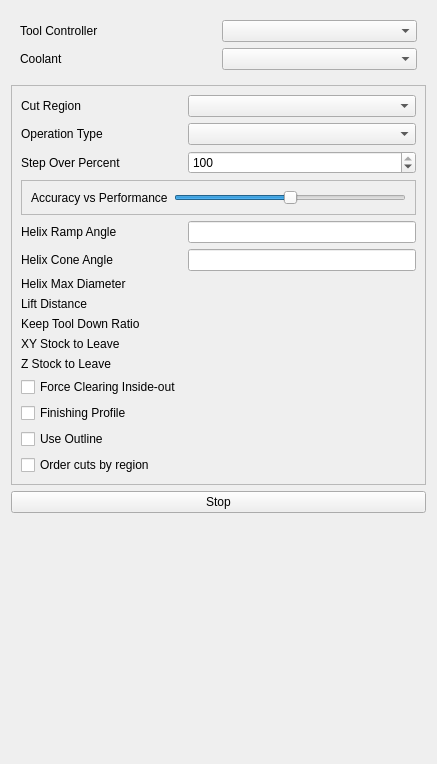
First picture: the form in src/Mod/CAM/Gui/Resources/panels/PageOpAdaptiveEdit.ui, repository southseact-3d/fcd, before the edit.
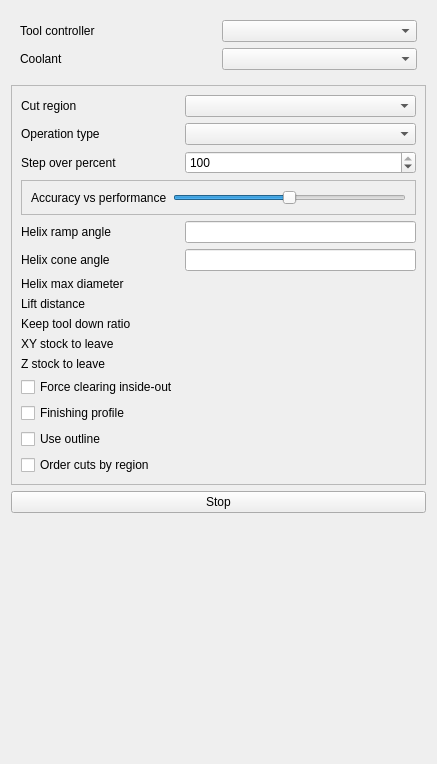
Second picture: the form after the edit. Custom widgets are drawn as their Qt base class.

Patch:
```diff
--- a/src/Mod/CAM/Gui/Resources/panels/PageOpAdaptiveEdit.ui
+++ b/src/Mod/CAM/Gui/Resources/panels/PageOpAdaptiveEdit.ui
@@ -20,7 +20,7 @@
       <item row="0" column="0">
        <widget class="QLabel" name="label_5">
         <property name="text">
-         <string>Tool Controller</string>
+         <string>Tool controller</string>
         </property>
        </widget>
       </item>
@@ -61,7 +61,7 @@
          <item>
           <widget class="QLabel" name="threadFitLabel">
            <property name="text">
-            <string>Accuracy vs Performance</string>
+            <string>Accuracy vs performance</string>
            </property>
           </widget>
          </item>
@@ -98,7 +98,7 @@
       <item row="23" column="0">
        <widget class="QCheckBox" name="ForceInsideOut">
         <property name="text">
-         <string>Force Clearing Inside-out</string>
+         <string>Force clearing inside-out</string>
         </property>
        </widget>
       </item>
@@ -119,7 +119,7 @@
       <item row="24" column="0">
        <widget class="QCheckBox" name="FinishingProfile">
         <property name="text">
-         <string>Finishing Profile</string>
+         <string>Finishing profile</string>
         </property>
        </widget>
       </item>
@@ -136,7 +136,7 @@
       <item row="20" column="0">
        <widget class="QLabel" name="label_12">
         <property name="text">
-         <string>XY Stock to Leave</string>
+         <string>XY stock to leave</string>
         </property>
        </widget>
       </item>
@@ -162,7 +162,7 @@
       <item row="4" column="0">
        <widget class="QLabel" name="label_4">
         <property name="text">
-         <string>Step Over Percent</string>
+         <string>Step over percent</string>
         </property>
        </widget>
       </item>
@@ -179,21 +179,21 @@
       <item row="10" column="0">
        <widget class="QLabel" name="label_7">
         <property name="text">
-         <string>Helix Ramp Angle</string>
+         <string>Helix ramp angle</string>
         </property>
        </widget>
       </item>
       <item row="25" column="0">
        <widget class="QCheckBox" name="useOutline">
         <property name="text">
-         <string>Use Outline</string>
+         <string>Use outline</string>
         </property>
        </widget>
       </item>
       <item row="2" column="0">
        <widget class="QLabel" name="label_2">
         <property name="text">
-         <string>Operation Type</string>
+         <string>Operation type</string>
         </property>
        </widget>
       </item>
@@ -210,7 +210,7 @@
       <item row="18" column="0">
        <widget class="QLabel" name="label_11">
         <property name="text">
-         <string>Keep Tool Down Ratio</string>
+         <string>Keep tool down ratio</string>
         </property>
        </widget>
       </item>
@@ -227,7 +227,7 @@
       <item row="12" column="0">
        <widget class="QLabel" name="label_8">
         <property name="text">
-         <string>Helix Cone Angle</string>
+         <string>Helix cone angle</string>
         </property>
        </widget>
       </item>
@@ -244,14 +244,14 @@
       <item row="16" column="0">
        <widget class="QLabel" name="label_10">
         <property name="text">
-         <string>Lift Distance</string>
+         <string>Lift distance</string>
         </property>
        </widget>
       </item>
       <item row="0" column="0">
        <widget class="QLabel" name="label">
         <property name="text">
-         <string>Cut Region</string>
+         <string>Cut region</string>
         </property>
        </widget>
       </item>
@@ -268,7 +268,7 @@
       <item row="14" column="0">
        <widget class="QLabel" name="label_9">
         <property name="text">
-         <string>Helix Max Diameter</string>
+         <string>Helix max diameter</string>
         </property>
        </widget>
       </item>
@@ -287,7 +287,7 @@
       <item row="21" column="0">
        <widget class="QLabel" name="label_6">
         <property name="text">
-         <string>Z Stock to Leave</string>
+         <string>Z stock to leave</string>
         </property>
        </widget>
       </item>
```
